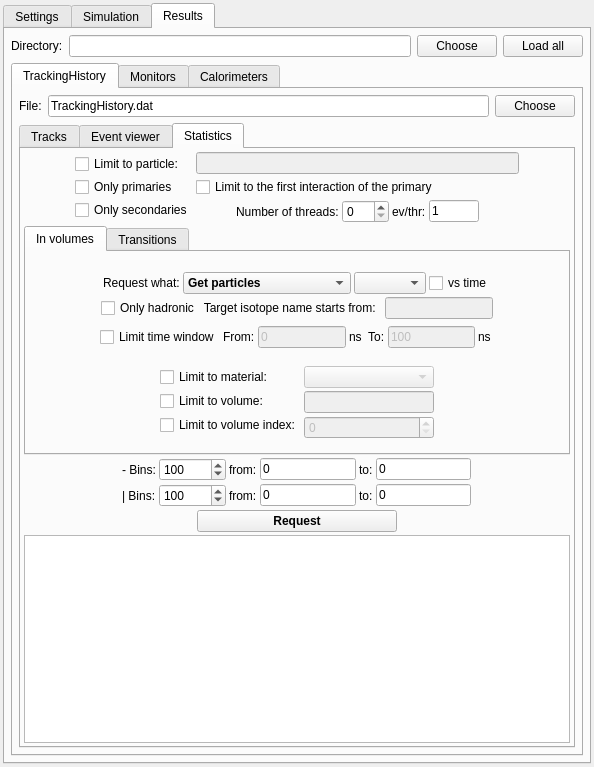
Before: the Qt Designer form ants3bundle/src/ants3/gui/particleSim/aparticlesimwin.ui in andrmor/ANTS3bundle, drawn with Qt 5.
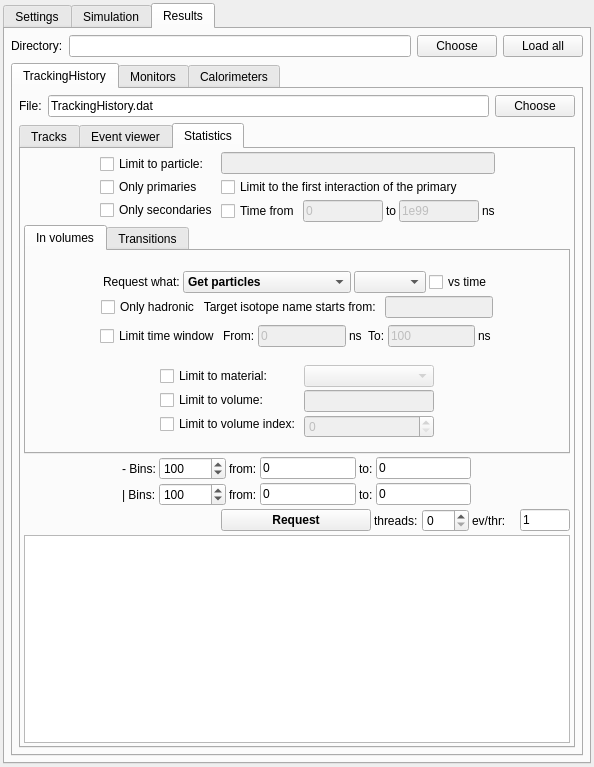
After: the same form once the commit is applied. The open tabs and pages were chosen to show the change. Icons and pictures are not drawn.

Commit message: add time control to crawler find

Diff of the .ui file:
```diff
--- a/ants3bundle/src/ants3/gui/particleSim/aparticlesimwin.ui
+++ b/ants3bundle/src/ants3/gui/particleSim/aparticlesimwin.ui
@@ -2630,61 +2630,48 @@
                      </widget>
                     </item>
                     <item>
-                     <layout class="QHBoxLayout" name="horizontalLayout_51">
-                      <property name="topMargin">
-                       <number>0</number>
+                     <layout class="QHBoxLayout" name="horizontalLayout_54">
+                      <property name="spacing">
+                       <number>3</number>
                       </property>
                       <item>
-                       <spacer name="horizontalSpacer_62">
-                        <property name="orientation">
-                         <enum>Qt::Horizontal</enum>
-                        </property>
-                        <property name="sizeHint" stdset="0">
-                         <size>
-                          <width>40</width>
-                          <height>20</height>
-                         </size>
-                        </property>
-                       </spacer>
-                      </item>
-                      <item>
-                       <widget class="QLabel" name="label_10">
-                        <property name="toolTip">
-                         <string>Large values may lead to very high memory consumption!</string>
-                        </property>
+                       <widget class="QCheckBox" name="cbPTHistTime">
                         <property name="text">
-                         <string>Number of threads:</string>
+                         <string>Time from</string>
                         </property>
                        </widget>
                       </item>
                       <item>
-                       <widget class="QSpinBox" name="sbNumThreadsStatistics">
-                        <property name="toolTip">
-                         <string>Large values may lead to very high memory consumption!</string>
+                       <widget class="QLineEdit" name="lePTHistTimeFrom">
+                        <property name="enabled">
+                         <bool>false</bool>
                         </property>
-                        <property name="minimum">
-                         <number>0</number>
+                        <property name="maximumSize">
+                         <size>
+                          <width>80</width>
+                          <height>16777215</height>
+                         </size>
                         </property>
-                        <property name="maximum">
-                         <number>100</number>
+                        <property name="text">
+                         <string>0</string>
                         </property>
-                        <property name="value">
-                         <number>0</number>
-                        </property>
                        </widget>
                       </item>
                       <item>
-                       <widget class="QLabel" name="label_43">
+                       <widget class="QLabel" name="label_49">
                         <property name="text">
-                         <string>ev/thr:</string>
+                         <string>to</string>
                         </property>
                        </widget>
                       </item>
                       <item>
-                       <widget class="QLineEdit" name="ledEventsPerThread">
+                       <widget class="QLineEdit" name="lePTHistTimeTo">
+                        <property name="enabled">
+                         <bool>false</bool>
+                        </property>
                         <property name="maximumSize">
                          <size>
-                          <width>50</width>
+                          <width>80</width>
                           <height>16777215</height>
                          </size>
                         </property>
@@ -2692,22 +2679,16 @@
                          <string>Events allocated to a thread each time</string>
                         </property>
                         <property name="text">
-                         <string>1</string>
+                         <string>1e99</string>
                         </property>
                        </widget>
                       </item>
                       <item>
-                       <spacer name="horizontalSpacer_20">
-                        <property name="orientation">
-                         <enum>Qt::Horizontal</enum>
+                       <widget class="QLabel" name="label_50">
+                        <property name="text">
+                         <string>ns</string>
                         </property>
-                        <property name="sizeHint" stdset="0">
-                         <size>
-                          <width>40</width>
-                          <height>20</height>
-                         </size>
-                        </property>
-                       </spacer>
+                       </widget>
                       </item>
                      </layout>
                     </item>
@@ -2804,7 +2785,6 @@
                        <widget class="QComboBox" name="cobPTHistVolRequestWhat">
                         <property name="font">
                          <font>
-                          <weight>75</weight>
                           <bold>true</bold>
                          </font>
                         </property>
@@ -3724,13 +3704,12 @@
                    <widget class="QPushButton" name="pbPTHistRequest">
                     <property name="minimumSize">
                      <size>
-                      <width>200</width>
+                      <width>150</width>
                       <height>0</height>
                      </size>
                     </property>
                     <property name="font">
                      <font>
-                      <weight>75</weight>
                       <bold>true</bold>
                      </font>
                     </property>
@@ -3740,17 +3719,60 @@
                    </widget>
                   </item>
                   <item>
-                   <spacer name="horizontalSpacer_45">
-                    <property name="orientation">
-                     <enum>Qt::Horizontal</enum>
+                   <layout class="QHBoxLayout" name="horizontalLayout_51">
+                    <property name="topMargin">
+                     <number>0</number>
                     </property>
-                    <property name="sizeHint" stdset="0">
-                     <size>
-                      <width>40</width>
-                      <height>20</height>
-                     </size>
-                    </property>
-                   </spacer>
+                    <item>
+                     <widget class="QLabel" name="label_10">
+                      <property name="toolTip">
+                       <string>Large values may lead to very high memory consumption!</string>
+                      </property>
+                      <property name="text">
+                       <string>threads:</string>
+                      </property>
+                     </widget>
+                    </item>
+                    <item>
+                     <widget class="QSpinBox" name="sbNumThreadsStatistics">
+                      <property name="toolTip">
+                       <string>Large values may lead to very high memory consumption!</string>
+                      </property>
+                      <property name="minimum">
+                       <number>0</number>
+                      </property>
+                      <property name="maximum">
+                       <number>100</number>
+                      </property>
+                      <property name="value">
+                       <number>0</number>
+                      </property>
+                     </widget>
+                    </item>
+                    <item>
+                     <widget class="QLabel" name="label_43">
+                      <property name="text">
+                       <string>ev/thr:</string>
+                      </property>
+                     </widget>
+                    </item>
+                    <item>
+                     <widget class="QLineEdit" name="ledEventsPerThread">
+                      <property name="maximumSize">
+                       <size>
+                        <width>50</width>
+                        <height>16777215</height>
+                       </size>
+                      </property>
+                      <property name="toolTip">
+                       <string>Events allocated to a thread each time</string>
+                      </property>
+                      <property name="text">
+                       <string>1</string>
+                      </property>
+                     </widget>
+                    </item>
+                   </layout>
                   </item>
                  </layout>
                 </item>
```
Left out of the diff: 365 changed lines with no effect on the pictures. The commit also changes 5 other files.
